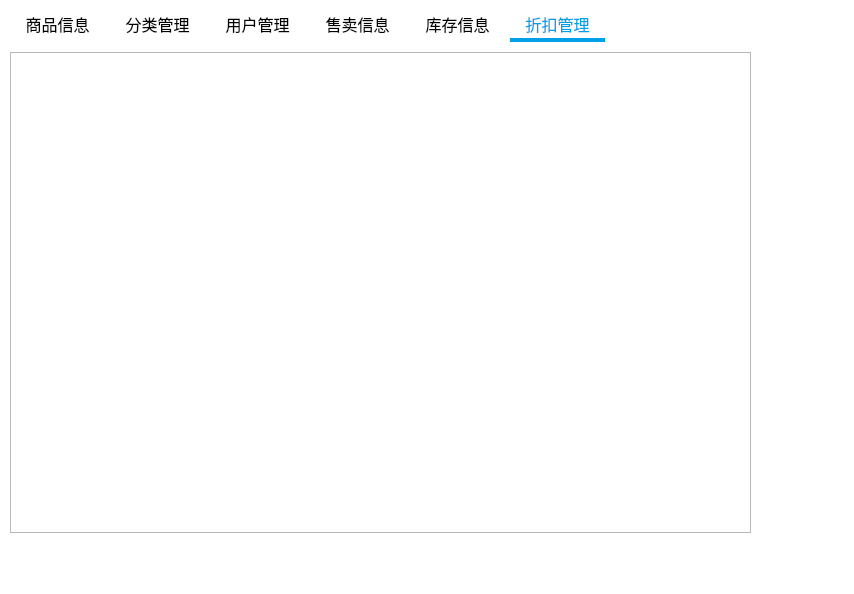
This is MainWindow.ui in xmudbexp2021/SalesManager as Qt 5 draws it before an edit. The edited form follows.
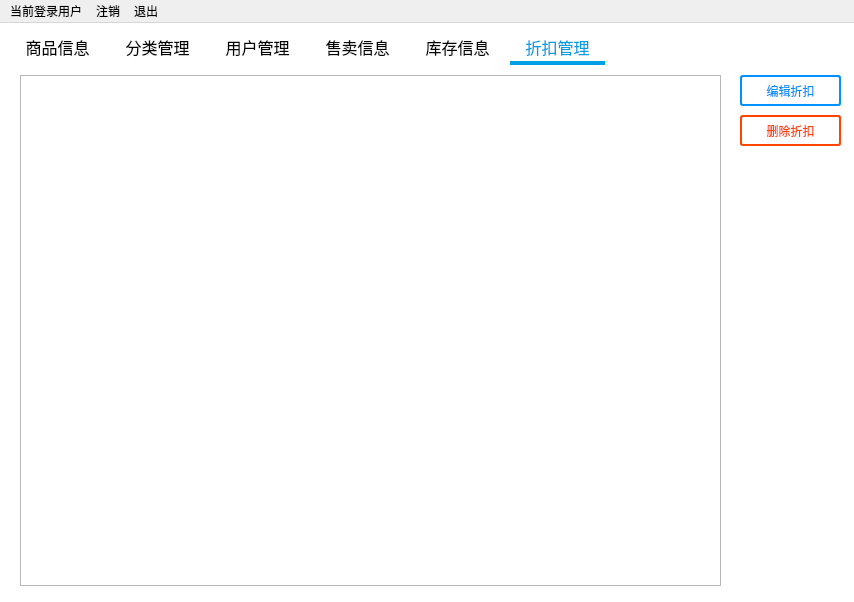
This is the edited form. The open tabs and pages were chosen to show the change.

Commit message: complete: discounts page

Diff of the .ui file:
```diff
--- a/MainWindow.ui
+++ b/MainWindow.ui
@@ -7,7 +7,7 @@
     <x>0</x>
     <y>0</y>
     <width>854</width>
-    <height>594</height>
+    <height>602</height>
    </rect>
   </property>
   <property name="windowTitle">
@@ -616,13 +616,65 @@
      <widget class="QTableView" name="discountTable">
       <property name="geometry">
        <rect>
-        <x>0</x>
+        <x>10</x>
         <y>10</y>
-        <width>741</width>
-        <height>481</height>
+        <width>701</width>
+        <height>511</height>
        </rect>
       </property>
      </widget>
+     <widget class="QPushButton" name="modifyDiscountButton">
+      <property name="geometry">
+       <rect>
+        <x>730</x>
+        <y>10</y>
+        <width>101</width>
+        <height>31</height>
+       </rect>
+      </property>
+      <property name="styleSheet">
+       <string notr="true">#modifyDiscountButton {
+	background: #fff;
+	border: 2px solid rgb(0, 145, 255);
+	color: rgb(0, 145, 255);
+	border-radius: 3px;
+}
+
+#modifyDiscountButton:hover {
+	background: rgb(64,169,255);
+	color: #fff;
+}</string>
+      </property>
+      <property name="text">
+       <string>编辑折扣</string>
+      </property>
+     </widget>
+     <widget class="QPushButton" name="deleteDiscountButton">
+      <property name="geometry">
+       <rect>
+        <x>730</x>
+        <y>50</y>
+        <width>101</width>
+        <height>31</height>
+       </rect>
+      </property>
+      <property name="styleSheet">
+       <string notr="true">#deleteDiscountButton {
+	color:#FF4500;
+	background:	white;
+ 	border:2px solid #FF4500;
+	border-radius: 3px;
+}
+
+#deleteDiscountButton:hover {
+	background:	#FF4500;
+	color:white;
+}</string>
+      </property>
+      <property name="text">
+       <string>删除折扣</string>
+      </property>
+     </widget>
     </widget>
    </widget>
   </widget>
@@ -632,9 +684,27 @@
      <x>0</x>
      <y>0</y>
      <width>854</width>
-     <height>23</height>
+     <height>26</height>
     </rect>
    </property>
+   <widget class="QMenu" name="menuCurrentUser">
+    <property name="title">
+     <string>当前登录用户</string>
+    </property>
+   </widget>
+   <widget class="QMenu" name="menuLogout">
+    <property name="title">
+     <string>注销</string>
+    </property>
+   </widget>
+   <widget class="QMenu" name="menuExit">
+    <property name="title">
+     <string>退出</string>
+    </property>
+   </widget>
+   <addaction name="menuCurrentUser"/>
+   <addaction name="menuLogout"/>
+   <addaction name="menuExit"/>
   </widget>
  </widget>
  <resources/>
```
Left out of the diff: 115 changed lines with no effect on the pictures. The commit also changes 12 other files.
